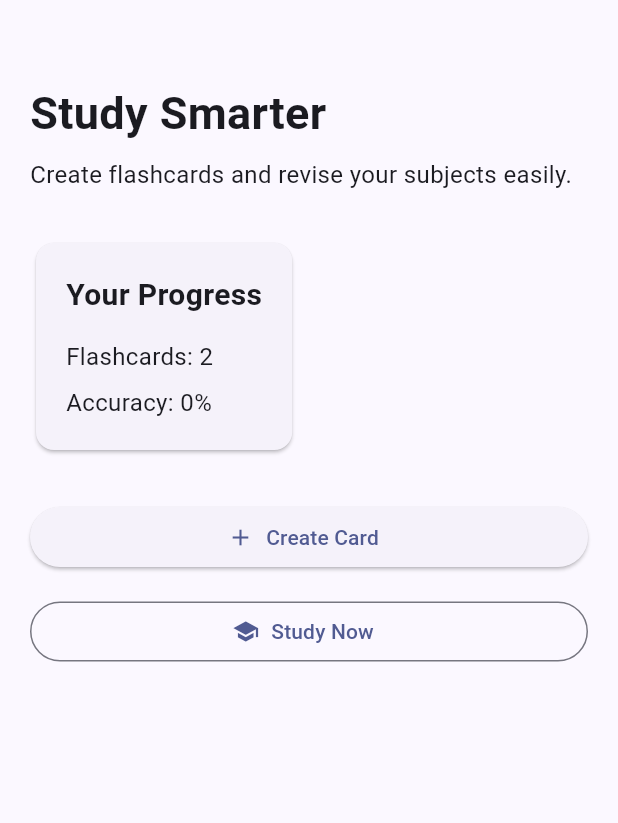
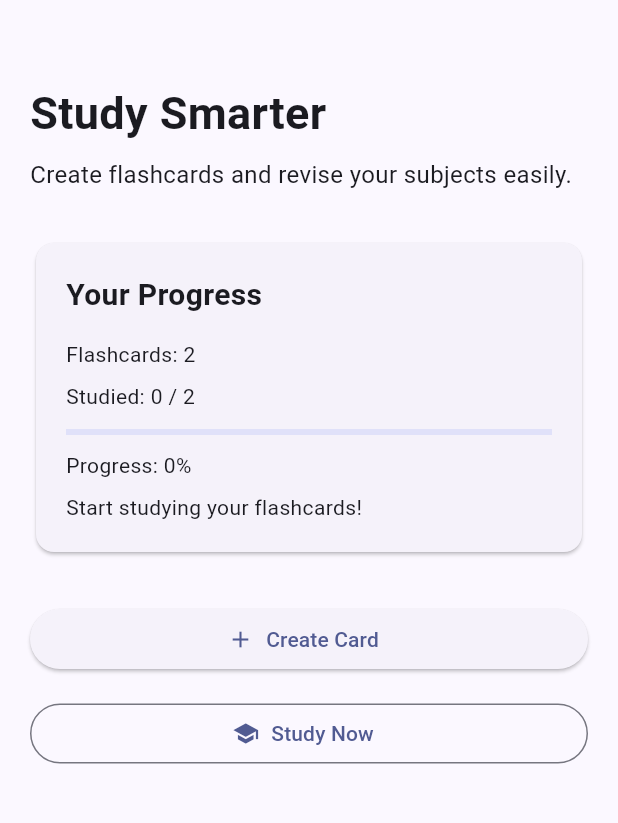
Before and after one commit to snehitha-coder/Study-Card-app, a Flutter app: the screen it shows after launch, on a phone screen of 412 x 824 dp, the part 63-886 px from its top. Run offline on Flutter 3.47's test engine with Material 3 defaults, Android fonts, the phone set to English and light mode, and no system bars.

Commit message:
Add Dart utility functions

```diff
--- a/lib/main.dart
+++ b/lib/main.dart
@@ -1,7 +1,9 @@
+
 import 'package:flutter/material.dart';
 import 'models/flashcard.dart';
 import 'add_card_page.dart';
 import 'study_page.dart';
+import 'utils/flashcard_utils.dart';
 
 void main() {
   runApp(const StudyCardApp());
@@ -35,7 +37,6 @@ class HomePage extends StatefulWidget {
 
 class _HomePageState extends State<HomePage> {
 
-  // Flashcard data
   List<Flashcard> cards = [
     Flashcard(
       question: 'What is Flutter?',
@@ -47,8 +48,30 @@ class _HomePageState extends State<HomePage> {
     ),
   ];
 
+  // Store indexes of studied cards
+  Set<int> studiedIndexes = {};
+
+  // Mark a card as studied
+  void markCardStudied(int index) {
+    setState(() {
+      studiedIndexes.add(index);
+    });
+  }
+
   @override
   Widget build(BuildContext context) {
+
+    final total = FlashcardUtils.getTotalCards(cards);
+
+    final studied =
+        FlashcardUtils.getStudiedCards(studiedIndexes);
+
+    final progress =
+        FlashcardUtils.getProgress(total, studied);
+
+    final message =
+        FlashcardUtils.getProgressMessage(total, studied);
+
     return Scaffold(
       appBar: AppBar(
         title: const Text('Study Card'),
@@ -76,9 +99,7 @@ class _HomePageState extends State<HomePage> {
 
             const Text(
               'Create flashcards and revise your subjects easily.',
-              style: TextStyle(
-                fontSize: 16,
-              ),
+              style: TextStyle(fontSize: 16),
             ),
 
             const SizedBox(height: 30),
@@ -101,21 +122,27 @@ class _HomePageState extends State<HomePage> {
 
                     const SizedBox(height: 15),
 
+                    Text('Flashcards: $total'),
+
+                    const SizedBox(height: 8),
+
+                    Text('Studied: $studied / $total'),
+
+                    const SizedBox(height: 12),
+
+                    LinearProgressIndicator(
+                      value: progress,
+                    ),
+
+                    const SizedBox(height: 10),
+
                     Text(
-                      'Flashcards: ${cards.length}',
-                      style: const TextStyle(
-                        fontSize: 16,
-                      ),
+                      'Progress: ${(progress * 100).round()}%',
                     ),
 
                     const SizedBox(height: 8),
 
-                    const Text(
-                      'Accuracy: 0%',
-                      style: TextStyle(
-                        fontSize: 16,
-                      ),
-                    ),
+                    Text(message),
                   ],
                 ),
               ),
@@ -123,7 +150,6 @@ class _HomePageState extends State<HomePage> {
 
             const SizedBox(height: 30),
 
-            // Create Card button
             SizedBox(
               width: double.infinity,
               child: ElevatedButton.icon(
@@ -144,14 +170,12 @@ class _HomePageState extends State<HomePage> {
                 },
 
                 icon: const Icon(Icons.add),
-
                 label: const Text('Create Card'),
               ),
             ),
 
             const SizedBox(height: 15),
 
-            // Study Now button
             SizedBox(
               width: double.infinity,
               child: OutlinedButton.icon(
@@ -166,13 +190,13 @@ class _HomePageState extends State<HomePage> {
                     MaterialPageRoute(
                       builder: (context) => StudyPage(
                         cards: cards,
+                        onCardStudied: markCardStudied,
                       ),
                     ),
                   );
                 },
 
                 icon: const Icon(Icons.school),
-
                 label: const Text('Study Now'),
               ),
             ),
--- a/lib/study_page.dart
+++ b/lib/study_page.dart
@@ -1,12 +1,15 @@
+
 import 'package:flutter/material.dart';
 import 'models/flashcard.dart';
 
 class StudyPage extends StatefulWidget {
   final List<Flashcard> cards;
+  final Function(int) onCardStudied;
 
   const StudyPage({
     super.key,
     required this.cards,
+    required this.onCardStudied,
   });
 
   @override
@@ -22,6 +25,16 @@ class _StudyPageState extends State<StudyPage> {
       currentIndex =
           (currentIndex + 1) % widget.cards.length;
       showAnswer = false;
+    });
+  }
+
+  void flipCard() {
+    if (!showAnswer) {
+      widget.onCardStudied(currentIndex);
+    }
+
+    setState(() {
+      showAnswer = !showAnswer;
     });
   }
 
@@ -44,19 +57,13 @@ class _StudyPageState extends State<StudyPage> {
 
             Text(
               'Card ${currentIndex + 1} of ${widget.cards.length}',
-              style: const TextStyle(
-                fontSize: 16,
-              ),
+              style: const TextStyle(fontSize: 16),
             ),
 
             const SizedBox(height: 25),
 
             GestureDetector(
-              onTap: () {
-                setState(() {
-                  showAnswer = !showAnswer;
-                });
-              },
+              onTap: flipCard,
 
               child: Card(
                 elevation: 4,
@@ -69,9 +76,7 @@ class _StudyPageState extends State<StudyPage> {
                     children: [
 
                       Text(
-                        showAnswer
-                            ? 'Answer'
-                            : 'Question',
+                        showAnswer ? 'Answer' : 'Question',
                         style: const TextStyle(
                           fontSize: 18,
                           fontWeight: FontWeight.bold,
@@ -85,18 +90,14 @@ class _StudyPageState extends State<StudyPage> {
                             ? card.answer
                             : card.question,
                         textAlign: TextAlign.center,
-                        style: const TextStyle(
-                          fontSize: 22,
-                        ),
+                        style: const TextStyle(fontSize: 22),
                       ),
 
                       const SizedBox(height: 20),
 
                       const Text(
                         'Tap card to flip',
-                        style: TextStyle(
-                          fontSize: 14,
-                        ),
+                        style: TextStyle(fontSize: 14),
                       ),
                     ],
                   ),
@@ -112,9 +113,7 @@ class _StudyPageState extends State<StudyPage> {
               child: ElevatedButton(
                 onPressed: nextCard,
 
-                child: const Text(
-                  'Next Card',
-                ),
+                child: const Text('Next Card'),
               ),
             ),
           ],
--- /dev/null
+++ b/lib/utils/flashcard_utils.dart
@@ -0,0 +1,37 @@
+import '../models/flashcard.dart';
+
+class FlashcardUtils {
+
+  // Calculate total number of flashcards
+  static int getTotalCards(List<Flashcard> cards) {
+    return cards.length;
+  }
+
+  // Calculate number of studied cards
+  static int getStudiedCards(Set<int> studiedIndexes) {
+    return studiedIndexes.length;
+  }
+
+  // Calculate study progress
+  static double getProgress(int total, int studied) {
+    if (total == 0) {
+      return 0;
+    }
+
+    return studied / total;
+  }
+
+  // Generate progress message
+  static String getProgressMessage(int total, int studied) {
+
+    if (total == 0) {
+      return 'Create your first flashcard!';
+    } else if (studied == 0) {
+      return 'Start studying your flashcards!';
+    } else if (studied == total) {
+      return 'Great! You studied all your cards.';
+    } else {
+      return 'Keep going! You are making progress.';
+    }
+  }
+}
```
Also changed, not shown: 2 other files.
